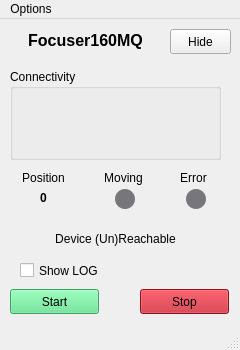
Before: the Qt Designer form assets/main.ui in ramonefoster/HostFocuser160, drawn with Qt 5.
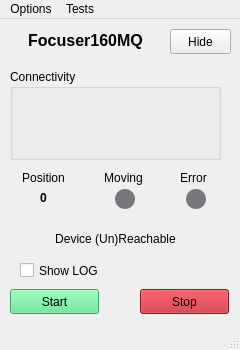
After: the same form once the commit is applied.

Patch:
```diff
--- a/assets/main.ui
+++ b/assets/main.ui
@@ -276,7 +276,7 @@
      <x>0</x>
      <y>0</y>
      <width>240</width>
-     <height>26</height>
+     <height>22</height>
     </rect>
    </property>
    <widget class="QMenu" name="menuSetup">
@@ -285,7 +285,14 @@
     </property>
     <addaction name="actionSettings"/>
    </widget>
+   <widget class="QMenu" name="menuTests">
+    <property name="title">
+     <string>Tests</string>
+    </property>
+    <addaction name="actionClient_Simulator"/>
+   </widget>
    <addaction name="menuSetup"/>
+   <addaction name="menuTests"/>
   </widget>
   <widget class="QStatusBar" name="statusbar"/>
   <action name="actionSettings">
```
Left out of the diff: 5 changed lines with no effect on the pictures.
